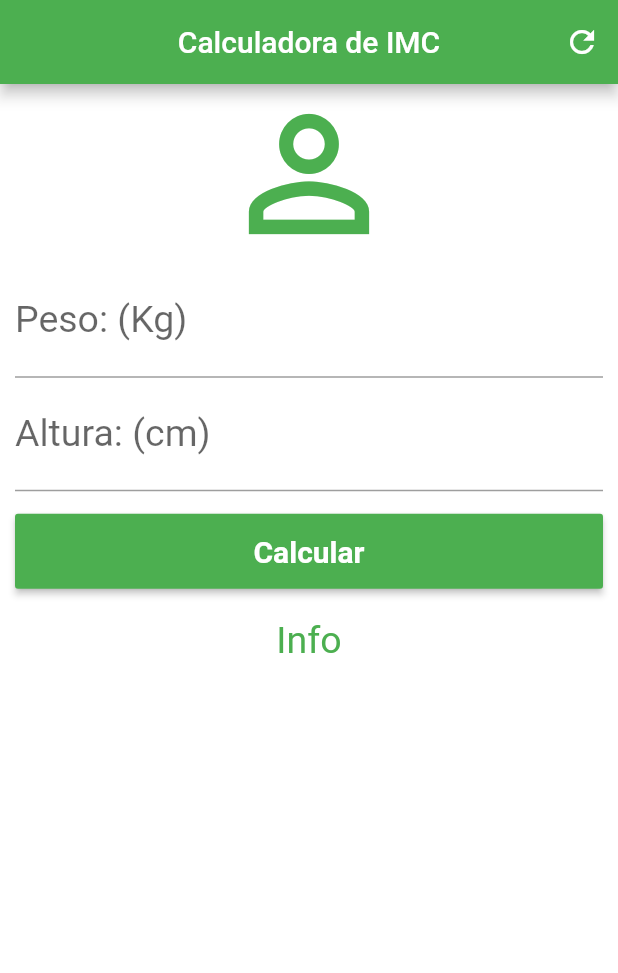
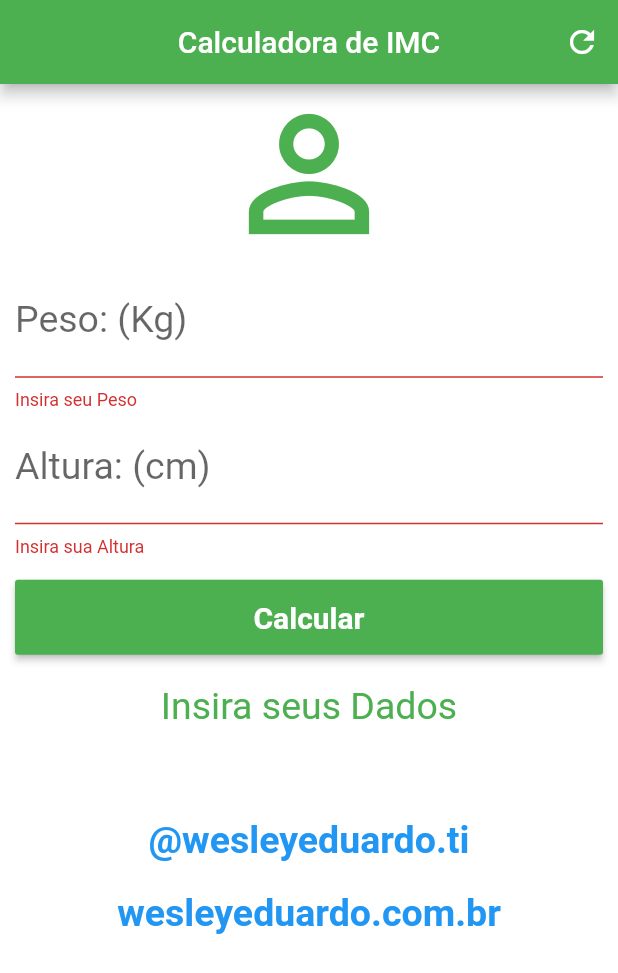
Before and after one commit to wesleyeduardocr7/calculadora_imc_flutter, a Flutter app: the screen it shows after launch, after a tap on "Calcular", on a phone screen of 412 x 824 dp. Shown: the top 973 px of the screen. Run offline on Flutter 3.47's test engine with Material 2 defaults, Android fonts, the phone set to English and light mode, and no system bars; missing offline and left inert: dart:ffi.

Commit message:
app_finalize

```diff
--- a/lib/main.dart
+++ b/lib/main.dart
@@ -1,3 +1,6 @@
+import 'dart:ffi';
+
+import 'package:flutter/cupertino.dart';
 import 'package:flutter/material.dart';
 
 void main() {
@@ -10,6 +13,41 @@ class Home extends StatefulWidget {
 }
 
 class _HomeState extends State<Home> {
+
+  TextEditingController weightController = TextEditingController();
+  TextEditingController heightController = TextEditingController();
+  String _infoText = "Insira seus Dados";
+
+  GlobalKey<FormState> _formKey = GlobalKey<FormState>();
+
+  void _resetFields(){
+    weightController.text = "";
+    heightController.text = "";
+    setState(() {
+      _infoText = "Insira seus Dados";
+    });
+  }
+  void _calculate(){
+    setState(() {
+      double weight = double.parse(weightController.text);
+      double height = double.parse(heightController.text) / 100;
+      double imc = weight / (height * height);
+      if(imc < 18.6){
+        _infoText = "Abaixo do Peso (${imc.toStringAsPrecision(4)})";
+      } else if(imc >= 18.6 && imc < 24.9){
+        _infoText = "Peso Ideal (${imc.toStringAsPrecision(4)})";
+      } else if(imc >= 24.9 && imc < 29.9){
+        _infoText = "Levemente Acima do Peso (${imc.toStringAsPrecision(4)})";
+      } else if(imc >= 29.9 && imc < 34.9){
+        _infoText = "Obesidade Grau I (${imc.toStringAsPrecision(4)})";
+      } else if(imc >= 34.9 && imc < 39.9){
+        _infoText = "Obesidade Grau II (${imc.toStringAsPrecision(4)})";
+      } else if(imc >= 40){
+        _infoText = "Obesidade Grau III (${imc.toStringAsPrecision(4)})";
+      }
+    });
+  }
+
   @override
   Widget build(BuildContext context) {
     return Scaffold(
@@ -20,7 +58,7 @@ class _HomeState extends State<Home> {
         actions: <Widget>[
           IconButton(
             icon: Icon(Icons.refresh),
-            onPressed: () {},
+            onPressed: _resetFields,
           ),
         ],
       ),
@@ -29,24 +67,41 @@ class _HomeState extends State<Home> {
       body: SingleChildScrollView(
 
         padding: EdgeInsets.fromLTRB(10.0, 0.0, 10.0, 0.0),
+        child: Form(
+
+          key: _formKey,
 
           child: Column(
             crossAxisAlignment: CrossAxisAlignment.stretch,
             children: <Widget>[
               Icon(Icons.person_outline, size: 120.0, color: Colors.green),
-            TextField(
+              TextFormField(
                 keyboardType: TextInputType.number,
                 style: TextStyle(color: Colors.green, fontSize: 25.0),
                 textAlign: TextAlign.center,
                 decoration: InputDecoration(labelText: "Peso: (Kg)"),
                 cursorColor: Colors.purple,
+                controller: weightController,
+                // ignore: missing_return
+                validator: (value){
+                  if(value.isEmpty){
+                    return "Insira seu Peso";
+                  }
+                },
               ),
-            TextField(
+              TextFormField(
                 keyboardType: TextInputType.number,
                 style: TextStyle(color: Colors.green, fontSize: 25.0),
                 textAlign: TextAlign.center,
                 decoration: InputDecoration(labelText: "Altura: (cm)"),
                 cursorColor: Colors.purple,
+                controller: heightController,
+                // ignore: missing_return
+                validator: (value){
+                  if(value.isEmpty){
+                    return "Insira sua Altura";
+                  }
+                },
               ),
 
               Padding(
@@ -57,18 +112,38 @@ class _HomeState extends State<Home> {
                     color: Colors.green,
                     child: Text("Calcular",
                         style: TextStyle(fontSize: 20.0, color: Colors.white, fontWeight: FontWeight.bold)),
-                  onPressed: (){},
+                    onPressed: () {
+                      if(_formKey.currentState.validate()){
+                        _calculate();
+                      }
+                    },
                   ),
                 ),
               ),
 
               Padding(
                   padding: EdgeInsets.all(10.0),
-                child: Text("Info",
+                  child: Text(_infoText,
                       textAlign: TextAlign.center,
                       style: TextStyle(color: Colors.green, fontSize: 25.0))
               ),
+
+              Padding(
+                  padding: EdgeInsets.only(top: 50.0),
+                  child: Text("@wesleyeduardo.ti",
+                      textAlign: TextAlign.center,
+                      style: TextStyle(color: Colors.blue, fontSize: 25.0, fontWeight: FontWeight.bold)),
+              ),
+
+              Padding(
+                  padding: EdgeInsets.only(top: 20.0),
+                  child: Text("wesleyeduardo.com.br",
+                      textAlign: TextAlign.center,
+                      style: TextStyle(color: Colors.blue, fontSize: 25.0, fontWeight: FontWeight.bold))
+              ),
+
             ],
+          ),
         ),
       ) ,
     );
```
Lines whose indentation alone changed are shown as unchanged.
